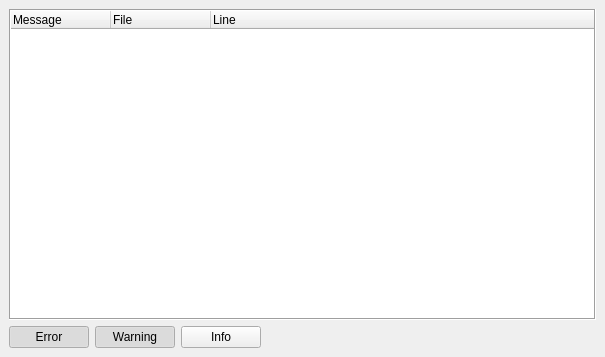
Qt form modules/automation/projects/HilecGui/src/ScriptErrors/ScriptErrorWidget.ui (OFFIS-Automation/Framework) before a commit.
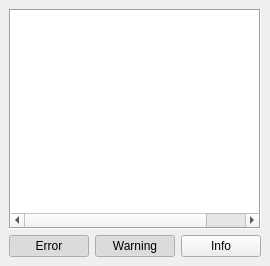
The same form after that commit. Icons and pictures are not drawn.

Diff of the .ui file:
```diff
--- a/modules/automation/projects/HilecGui/src/ScriptErrors/ScriptErrorWidget.ui
+++ b/modules/automation/projects/HilecGui/src/ScriptErrors/ScriptErrorWidget.ui
@@ -2,12 +2,15 @@
 <ui version="4.0">
  <class>ScriptErrorWidget</class>
  <widget class="QDockWidget" name="ScriptErrorWidget">
+  <property name="enabled">
+   <bool>true</bool>
+  </property>
   <property name="geometry">
    <rect>
     <x>0</x>
     <y>0</y>
-    <width>605</width>
-    <height>357</height>
+    <width>265</width>
+    <height>266</height>
    </rect>
   </property>
   <property name="windowTitle">
@@ -26,7 +29,7 @@
          <set>QAbstractItemView::NoEditTriggers</set>
         </property>
         <attribute name="headerVisible">
-         <bool>true</bool>
+         <bool>false</bool>
         </attribute>
         <column>
          <property name="text">
```
Left out of the diff: 3 changed lines with no effect on the pictures.
